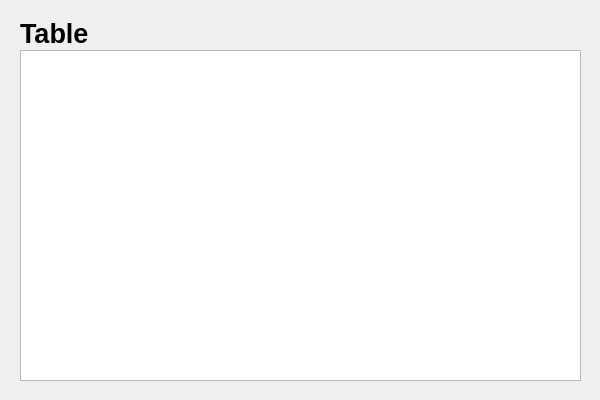
This is FrameworkQT/src/main/c++/fr/univtours/polytech/FrameworkQT/view/databasevisualisationinterface.ui in ChakSem/TPs-Plateformes-C- as Qt 5 draws it before an edit. The edited form follows.
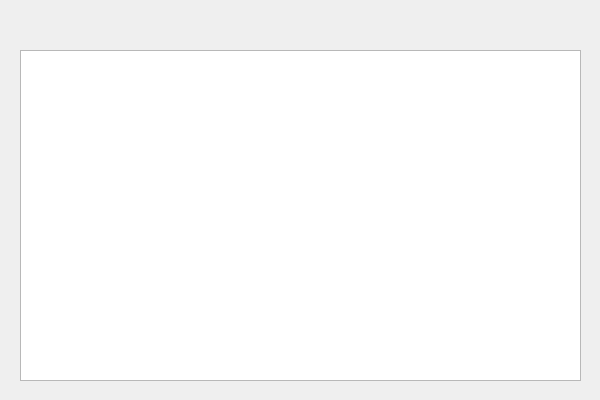
This is the edited form.

```diff
--- a/FrameworkQT/src/main/c++/fr/univtours/polytech/FrameworkQT/view/databasevisualisationinterface.ui
+++ b/FrameworkQT/src/main/c++/fr/univtours/polytech/FrameworkQT/view/databasevisualisationinterface.ui
@@ -41,7 +41,7 @@
     </font>
    </property>
    <property name="text">
-    <string>Table</string>
+    <string/>
    </property>
   </widget>
   <widget class="QTableWidget" name="tableWidget">
```
